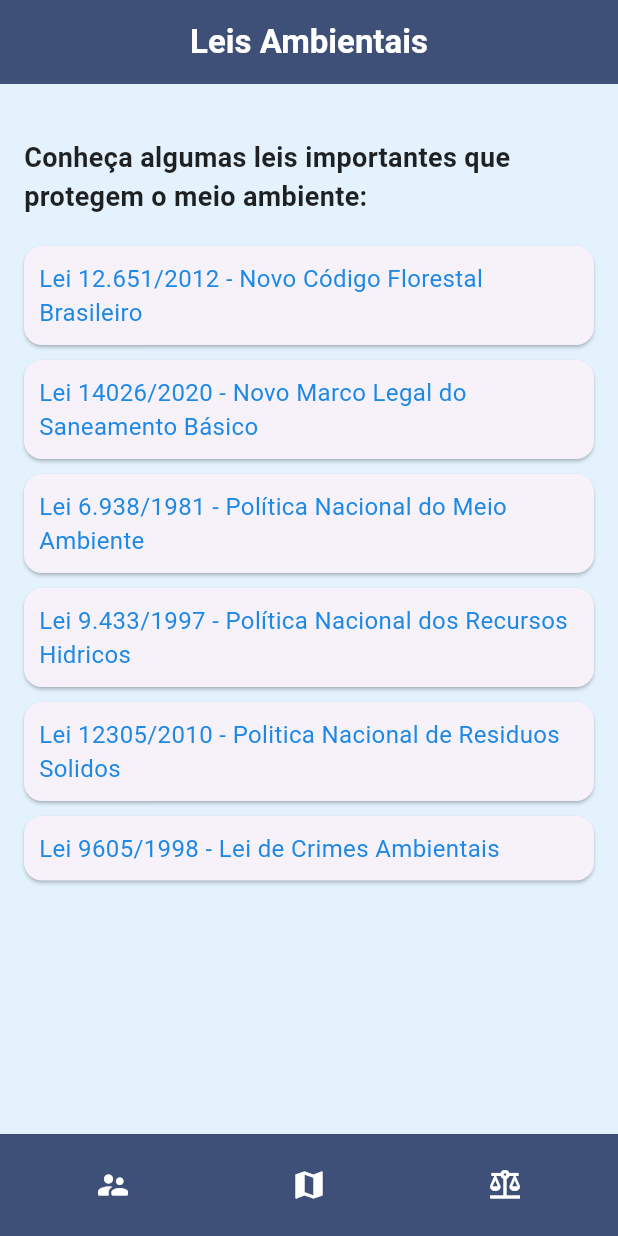
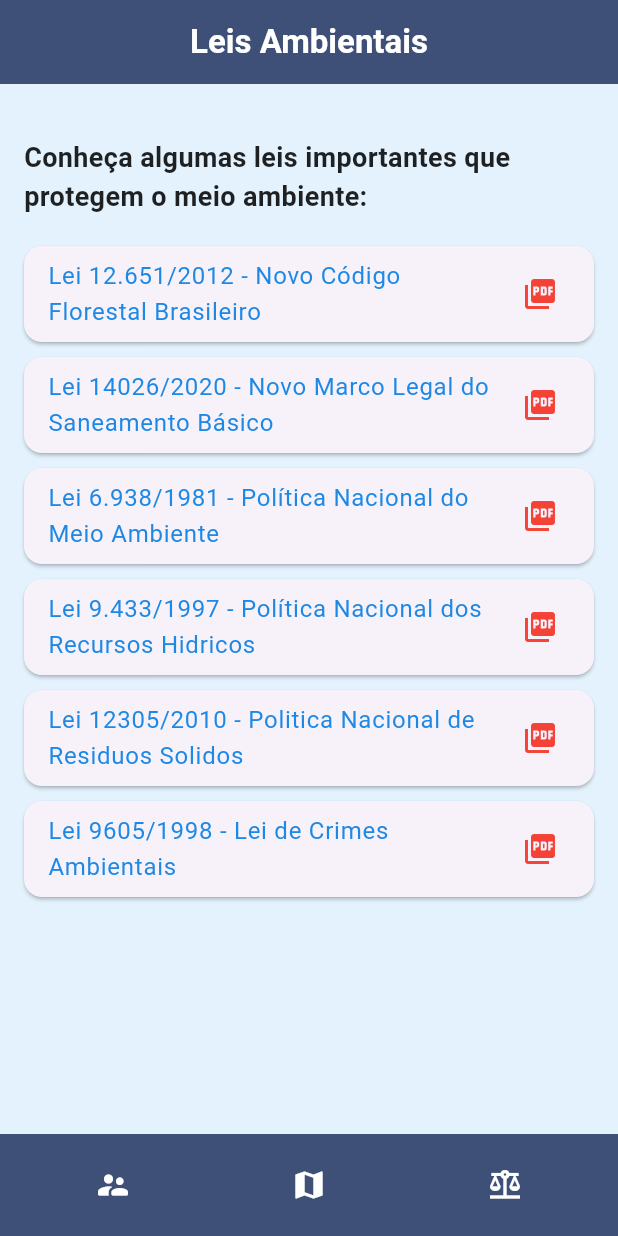
Before and after one commit to Sansaocarrasco/AlagaInfo, a Flutter app: the EnvironmentalLawsPage screen opened directly, on a phone screen of 412 x 824 dp. Run offline on Flutter 3.47's test engine with Material 3 defaults, Android fonts, the phone set to English and light mode, and no system bars; our stand-ins replace flutter_map, google_fonts, latlong2, open_filex; missing offline and left inert: onboarding_intro_screen.

Commit message:
update: insert news pdfs

```diff
--- a/lib/EnvironmentalLawsPage.dart
+++ b/lib/EnvironmentalLawsPage.dart
@@ -1,29 +1,51 @@
 import 'package:flutter/material.dart';
-import 'AboutUsPage.dart';
-import 'MapScreen.dart';
+import 'package:open_filex/open_filex.dart'; // Para abrir os PDFs localmente
+import 'package:path_provider/path_provider.dart'; // Para acessar o sistema de arquivos
+import 'dart:io'; // Para manipular arquivos
 
 class EnvironmentalLawsPage extends StatelessWidget {
-  final List<String> laws = [
-    "Lei 12.651/2012 - Novo Código Florestal Brasileiro",
-    "Lei 14026/2020 - Novo Marco Legal do Saneamento Básico",
-    "Lei 6.938/1981 - Política Nacional do Meio Ambiente",
-    "Lei 9.433/1997 - Política Nacional dos Recursos Hidricos",
-    "Lei 12305/2010 - Politica Nacional de Residuos Solidos",
-    "Lei 9605/1998 - Lei de Crimes Ambientais",
+  final List<Map<String, String>> laws = [
+    {"name": "Lei 12.651/2012 - Novo Código Florestal Brasileiro", "file": "lei_12651.pdf"},
+    {"name": "Lei 14026/2020 - Novo Marco Legal do Saneamento Básico", "file": "lei_14026.pdf"},
+    {"name": "Lei 6.938/1981 - Política Nacional do Meio Ambiente", "file": "lei_6938.pdf"},
+    {"name": "Lei 9.433/1997 - Política Nacional dos Recursos Hidricos", "file": "lei_9433.pdf"},
+    {"name": "Lei 12305/2010 - Politica Nacional de Residuos Solidos", "file": "lei_12305.pdf"},
+    {"name": "Lei 9605/1998 - Lei de Crimes Ambientais", "file": "lei_9605.pdf"},
   ];
+
+  Future<void> openPDF(BuildContext context, String fileName) async {
+    try {
+      // Supondo que os PDFs estejam na pasta assets
+      final dir = await getApplicationDocumentsDirectory();
+      final filePath = '${dir.path}/$fileName';
+
+      // Verifica se o arquivo já foi copiado, caso contrário copia do assets
+      if (!File(filePath).existsSync()) {
+        final data = await DefaultAssetBundle.of(context).load('assets/$fileName');
+        final bytes = data.buffer.asUint8List();
+        await File(filePath).writeAsBytes(bytes);
+      }
+
+      await OpenFilex.open(filePath);
+    } catch (e) {
+      ScaffoldMessenger.of(context).showSnackBar(
+        SnackBar(content: Text('Erro ao abrir o arquivo: $e')),
+      );
+    }
+  }
 
   @override
   Widget build(BuildContext context) {
     return Scaffold(
-      backgroundColor: Color(0xFFE3F2FD), // Azul claro
+      backgroundColor: Color(0xFFE3F2FD),
       appBar: AppBar(
         title: Text(
           'Leis Ambientais',
           style: TextStyle(fontFamily: 'Roboto', fontWeight: FontWeight.bold, color: Colors.white),
         ),
         centerTitle: true,
-        backgroundColor: Color.fromARGB(255, 62, 80, 119), // Cor da barra superior igual à inferior
-        automaticallyImplyLeading: false, // Remove o botão de retorno
+        backgroundColor: Color.fromARGB(255, 62, 80, 119),
+        automaticallyImplyLeading: false,
       ),
       body: Padding(
         padding: const EdgeInsets.all(16.0),
@@ -46,12 +68,13 @@ class EnvironmentalLawsPage extends StatelessWidget {
                 itemBuilder: (context, index) {
                   return Card(
                     margin: EdgeInsets.symmetric(vertical: 5),
-                    child: Padding(
-                      padding: const EdgeInsets.all(10.0),
-                      child: Text(
-                        laws[index],
-                        style: TextStyle(fontSize: 16, color: Color(0xFF1E88E5)), // Azul escuro
+                    child: ListTile(
+                      title: Text(
+                        laws[index]["name"]!,
+                        style: TextStyle(fontSize: 16, color: Color(0xFF1E88E5)),
                       ),
+                      trailing: Icon(Icons.picture_as_pdf, color: Colors.red),
+                      onTap: () => openPDF(context, laws[index]["file"]!),
                     ),
                   );
                 },
@@ -62,7 +85,7 @@ class EnvironmentalLawsPage extends StatelessWidget {
       ),
       bottomNavigationBar: Container(
         width: double.infinity,
-        color: Color.fromARGB(255, 62, 80, 119), // Cor da barra inferior
+        color: Color.fromARGB(255, 62, 80, 119),
         padding: const EdgeInsets.all(10),
         child: Row(
           mainAxisAlignment: MainAxisAlignment.spaceAround,
@@ -70,13 +93,13 @@ class EnvironmentalLawsPage extends StatelessWidget {
             IconButton(
               icon: Icon(Icons.supervisor_account_rounded, color: Colors.white),
               onPressed: () {
-                Navigator.push(context, MaterialPageRoute(builder: (context) => AboutUsPage()));
+                // Navegação para AboutUsPage
               },
             ),
             IconButton(
               icon: Icon(Icons.map, color: Colors.white),
               onPressed: () {
-                Navigator.push(context, MaterialPageRoute(builder: (context) => MapScreen()));
+                // Navegação para MapScreen
               },
             ),
             IconButton(
--- a/pubspec.yaml
+++ b/pubspec.yaml
@@ -28,6 +28,8 @@ environment:
 # the latest version available on pub.dev. To see which dependencies have newer
 # versions available, run `flutter pub outdated`.
 dependencies:
+  open_filex: ^3.4.0
+  path_provider: ^2.0.11
   flutter:
     sdk: flutter
 
@@ -65,6 +67,7 @@ flutter:
   # To add assets to your application, add an assets section, like this:
   assets:
   - assets/images/
+  - assets/pdfs/
 
   # An image asset can refer to one or more resolution-specific "variants", see
   # https://flutter.dev/to/resolution-aware-images
```
Also changed, not shown: pubspec.lock, 6 other files.
